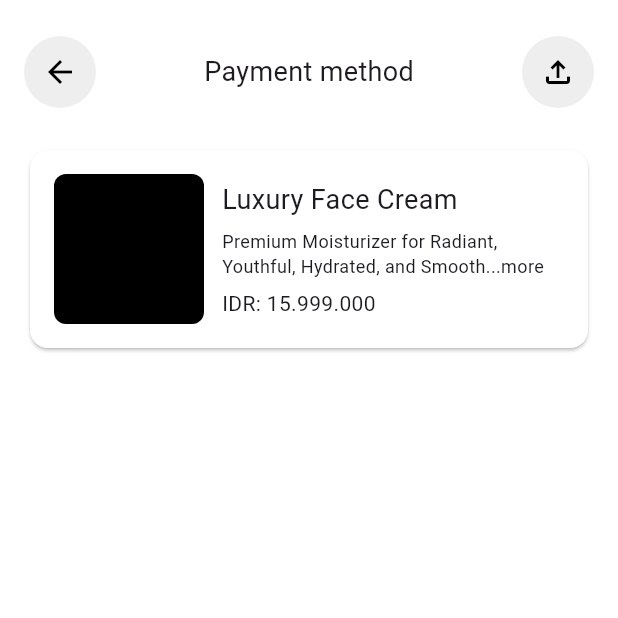
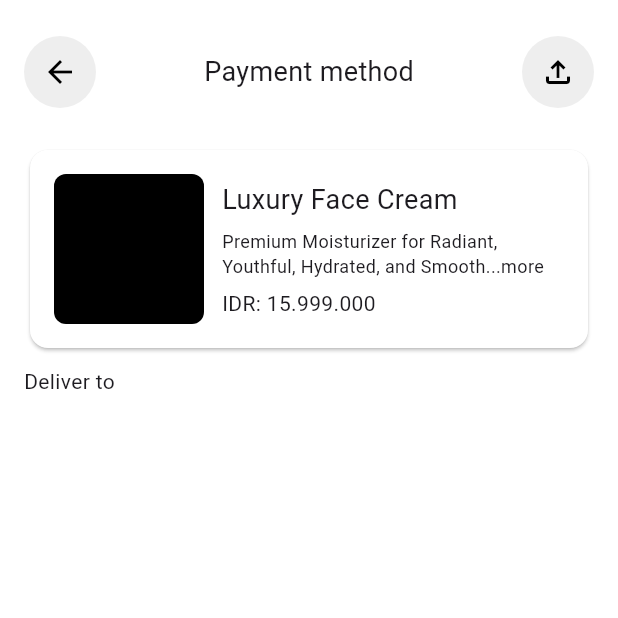
Before and after one commit to JAICHANGPARK/flutter_notebook_chapter_43, a Flutter app: the MarketplacePaymentMethodPage screen opened directly, on a phone screen of 412 x 824 dp, the top half of it. Run offline on Flutter 3.47's test engine with Material 3 defaults, Android fonts, the phone set to English and light mode, and no system bars; our stand-ins replace gap, hugeicons.

Commit message:
Update marketplace_payment_method_page.dart

```diff
--- a/lib/ep2168_marketplace_app/ui/marketplace_payment_method_page.dart
+++ b/lib/ep2168_marketplace_app/ui/marketplace_payment_method_page.dart
@@ -94,6 +94,12 @@ class _MarketplacePaymentMethodPageState extends State<MarketplacePaymentMethodP
                       ),
                     ),
                   ),
+                  Text("Deliver to "),
+                  Container(
+                    decoration: ShapeDecoration(
+                      shape: StadiumBorder(),
+                    ),
+                  )
                 ],
               ),
             ),
```
